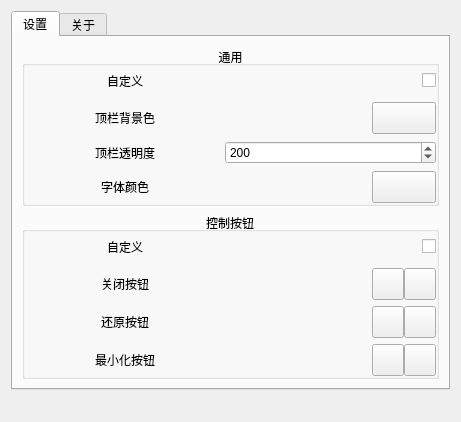
First picture: the form in frame/window/mainsettingwidget.ui, repository IMEVER/dde-top-panel, before the edit.
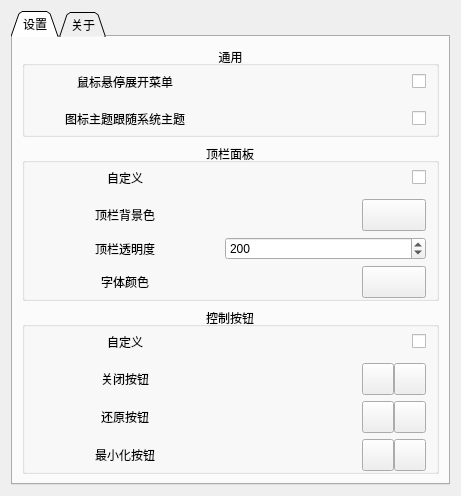
Second picture: the form after the edit. The open tabs and pages were chosen to show the change. Icons and pictures are not drawn.

Diff of the .ui file:
```diff
--- a/frame/window/mainsettingwidget.ui
+++ b/frame/window/mainsettingwidget.ui
@@ -7,7 +7,7 @@
     <x>0</x>
     <y>0</y>
     <width>461</width>
-    <height>422</height>
+    <height>491</height>
    </rect>
   </property>
   <property name="windowTitle">
@@ -16,6 +16,9 @@
   <layout class="QVBoxLayout" name="verticalLayout">
    <item>
     <widget class="QTabWidget" name="tabWidget">
+     <property name="tabShape">
+      <enum>QTabWidget::Triangular</enum>
+     </property>
      <property name="currentIndex">
       <number>1</number>
      </property>
@@ -25,13 +28,163 @@
       </attribute>
       <layout class="QVBoxLayout" name="verticalLayout_2">
        <item>
-        <widget class="QGroupBox" name="groupBox_2">
+        <widget class="QGroupBox" name="groupBox_3">
          <property name="title">
           <string>通用</string>
          </property>
          <property name="alignment">
           <set>Qt::AlignCenter</set>
          </property>
+         <layout class="QVBoxLayout" name="verticalLayout_5">
+          <property name="leftMargin">
+           <number>0</number>
+          </property>
+          <property name="topMargin">
+           <number>0</number>
+          </property>
+          <property name="rightMargin">
+           <number>10</number>
+          </property>
+          <property name="bottomMargin">
+           <number>0</number>
+          </property>
+          <item>
+           <widget class="QWidget" name="horizontalWidget" native="true">
+            <layout class="QHBoxLayout" name="horizontalLayout_7">
+             <property name="spacing">
+              <number>0</number>
+             </property>
+             <property name="leftMargin">
+              <number>0</number>
+             </property>
+             <property name="topMargin">
+              <number>5</number>
+             </property>
+             <property name="rightMargin">
+              <number>0</number>
+             </property>
+             <property name="bottomMargin">
+              <number>5</number>
+             </property>
+             <item>
+              <widget class="QLabel" name="label_5">
+               <property name="minimumSize">
+                <size>
+                 <width>200</width>
+                 <height>0</height>
+                </size>
+               </property>
+               <property name="maximumSize">
+                <size>
+                 <width>200</width>
+                 <height>16777215</height>
+                </size>
+               </property>
+               <property name="text">
+                <string>鼠标悬停展开菜单</string>
+               </property>
+               <property name="alignment">
+                <set>Qt::AlignCenter</set>
+               </property>
+              </widget>
+             </item>
+             <item>
+              <spacer name="horizontalSpacer_6">
+               <property name="orientation">
+                <enum>Qt::Horizontal</enum>
+               </property>
+               <property name="sizeHint" stdset="0">
+                <size>
+                 <width>40</width>
+                 <height>20</height>
+                </size>
+               </property>
+              </spacer>
+             </item>
+             <item>
+              <widget class="QCheckBox" name="popupHoverCheckBox">
+               <property name="text">
+                <string/>
+               </property>
+              </widget>
+             </item>
+            </layout>
+           </widget>
+          </item>
+          <item>
+           <widget class="QWidget" name="widget_7" native="true">
+            <layout class="QHBoxLayout" name="horizontalLayout_11">
+             <property name="spacing">
+              <number>0</number>
+             </property>
+             <property name="leftMargin">
+              <number>0</number>
+             </property>
+             <property name="topMargin">
+              <number>5</number>
+             </property>
+             <property name="rightMargin">
+              <number>0</number>
+             </property>
+             <property name="bottomMargin">
+              <number>5</number>
+             </property>
+             <item>
+              <widget class="QLabel" name="label_6">
+               <property name="minimumSize">
+                <size>
+                 <width>200</width>
+                 <height>0</height>
+                </size>
+               </property>
+               <property name="maximumSize">
+                <size>
+                 <width>200</width>
+                 <height>16777215</height>
+                </size>
+               </property>
+               <property name="text">
+                <string>图标主题跟随系统主题</string>
+               </property>
+               <property name="alignment">
+                <set>Qt::AlignCenter</set>
+               </property>
+              </widget>
+             </item>
+             <item>
+              <spacer name="horizontalSpacer_9">
+               <property name="orientation">
+                <enum>Qt::Horizontal</enum>
+               </property>
+               <property name="sizeHint" stdset="0">
+                <size>
+                 <width>40</width>
+                 <height>20</height>
+                </size>
+               </property>
+              </spacer>
+             </item>
+             <item>
+              <widget class="QCheckBox" name="iconThemeCheckBox">
+               <property name="text">
+                <string/>
+               </property>
+              </widget>
+             </item>
+            </layout>
+           </widget>
+          </item>
+         </layout>
+        </widget>
+       </item>
+       <item>
+        <widget class="QGroupBox" name="groupBox_2">
+         <property name="title">
+          <string>顶栏面板</string>
+         </property>
+         <property name="alignment">
+          <set>Qt::AlignCenter</set>
+         </property>
          <property name="flat">
           <bool>false</bool>
          </property>
@@ -43,7 +196,7 @@
            <number>0</number>
           </property>
           <property name="rightMargin">
-           <number>0</number>
+           <number>10</number>
           </property>
           <property name="bottomMargin">
            <number>0</number>
@@ -356,7 +509,7 @@
            <number>0</number>
           </property>
           <property name="rightMargin">
-           <number>0</number>
+           <number>10</number>
           </property>
           <property name="bottomMargin">
            <number>0</number>
```
Left out of the diff: 2 changed lines with no effect on the pictures.
